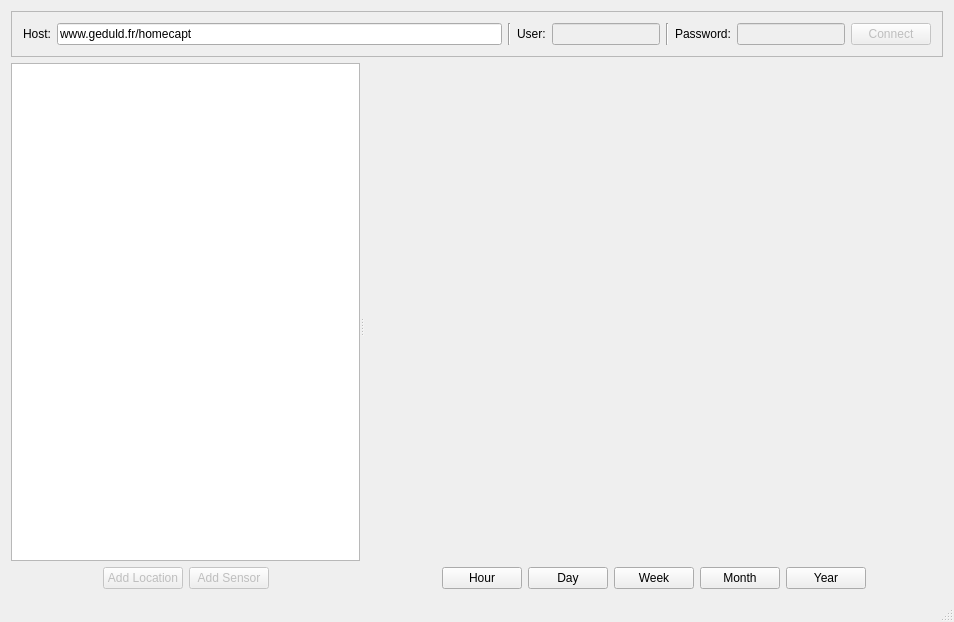
This is homecapt.ui in piti-diablotin/homecapt as Qt 5 draws it before an edit. The edited form follows.
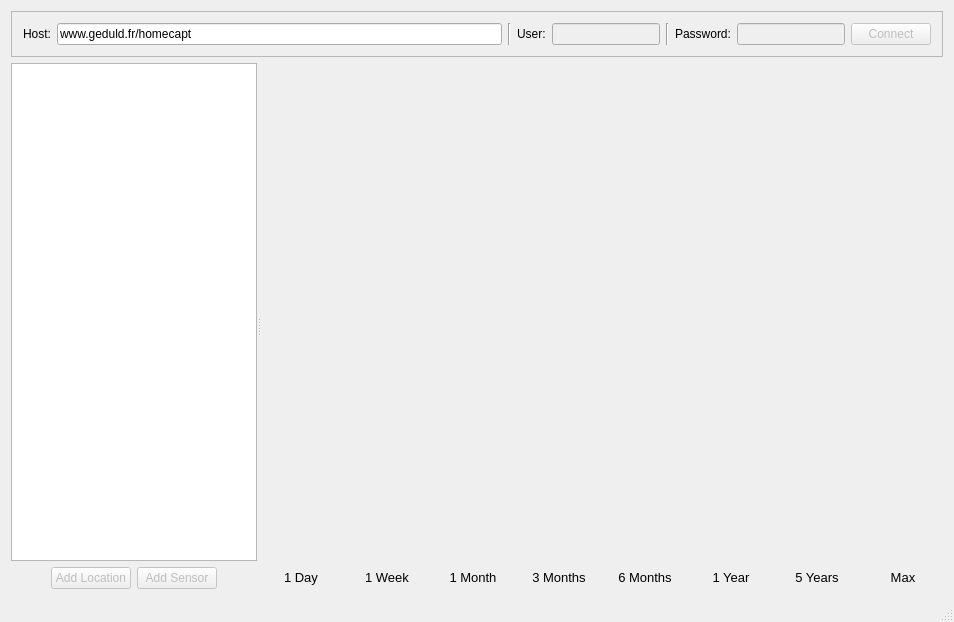
This is the edited form. Custom widgets are drawn as their Qt base class.

Patch:
```diff
--- a/homecapt.ui
+++ b/homecapt.ui
@@ -265,37 +265,146 @@
            </spacer>
           </item>
           <item>
-           <widget class="QPushButton" name="hour">
+           <widget class="QPushButton" name="day1">
+            <property name="font">
+             <font>
+              <pointsize>10</pointsize>
+             </font>
+            </property>
             <property name="text">
-             <string>Hour</string>
+             <string>1 Day</string>
             </property>
+            <property name="checkable">
+             <bool>true</bool>
+            </property>
+            <property name="flat">
+             <bool>true</bool>
+            </property>
            </widget>
           </item>
           <item>
-           <widget class="QPushButton" name="day">
+           <widget class="QPushButton" name="week1">
+            <property name="font">
+             <font>
+              <pointsize>10</pointsize>
+             </font>
+            </property>
             <property name="text">
-             <string>Day</string>
+             <string>1 Week</string>
             </property>
+            <property name="checkable">
+             <bool>true</bool>
+            </property>
+            <property name="flat">
+             <bool>true</bool>
+            </property>
            </widget>
           </item>
           <item>
-           <widget class="QPushButton" name="week">
+           <widget class="QPushButton" name="month1">
+            <property name="font">
+             <font>
+              <pointsize>10</pointsize>
+             </font>
+            </property>
             <property name="text">
-             <string>Week</string>
+             <string>1 Month</string>
             </property>
+            <property name="checkable">
+             <bool>true</bool>
+            </property>
+            <property name="flat">
+             <bool>true</bool>
+            </property>
            </widget>
           </item>
           <item>
-           <widget class="QPushButton" name="month">
+           <widget class="QPushButton" name="month3">
+            <property name="font">
+             <font>
+              <pointsize>10</pointsize>
+             </font>
+            </property>
             <property name="text">
-             <string>Month</string>
+             <string>3 Months</string>
             </property>
+            <property name="checkable">
+             <bool>true</bool>
+            </property>
+            <property name="flat">
+             <bool>true</bool>
+            </property>
            </widget>
           </item>
           <item>
-           <widget class="QPushButton" name="year">
+           <widget class="QPushButton" name="month6">
+            <property name="font">
+             <font>
+              <pointsize>10</pointsize>
+             </font>
+            </property>
             <property name="text">
-             <string>Year</string>
+             <string>6 Months</string>
+            </property>
+            <property name="checkable">
+             <bool>true</bool>
+            </property>
+            <property name="flat">
+             <bool>true</bool>
+            </property>
+           </widget>
+          </item>
+          <item>
+           <widget class="QPushButton" name="year1">
+            <property name="font">
+             <font>
+              <pointsize>10</pointsize>
+             </font>
+            </property>
+            <property name="text">
+             <string>1 Year</string>
+            </property>
+            <property name="checkable">
+             <bool>true</bool>
+            </property>
+            <property name="flat">
+             <bool>true</bool>
+            </property>
+           </widget>
+          </item>
+          <item>
+           <widget class="QPushButton" name="year5">
+            <property name="font">
+             <font>
+              <pointsize>10</pointsize>
+             </font>
+            </property>
+            <property name="text">
+             <string>5 Years</string>
+            </property>
+            <property name="checkable">
+             <bool>true</bool>
+            </property>
+            <property name="flat">
+             <bool>true</bool>
+            </property>
+           </widget>
+          </item>
+          <item>
+           <widget class="QPushButton" name="max">
+            <property name="font">
+             <font>
+              <pointsize>10</pointsize>
+             </font>
+            </property>
+            <property name="text">
+             <string>Max</string>
+            </property>
+            <property name="checkable">
+             <bool>true</bool>
+            </property>
+            <property name="flat">
+             <bool>true</bool>
             </property>
            </widget>
           </item>
```
Left out of the diff: 14 changed lines with no effect on the pictures.
